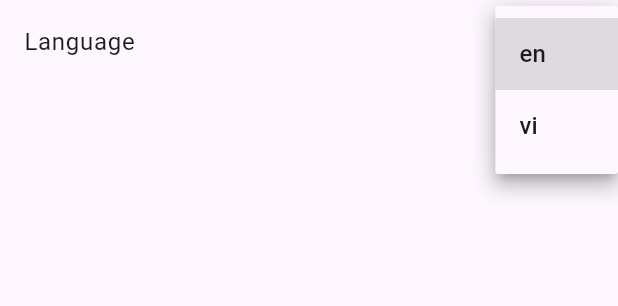
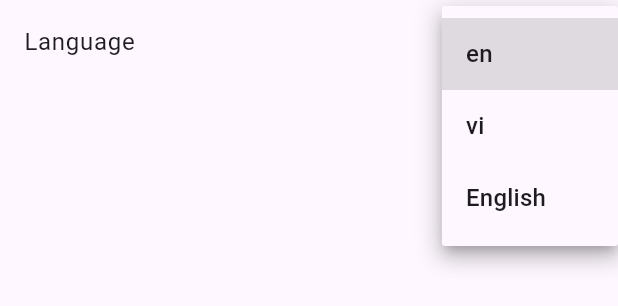
Before and after one commit to FitHanu/sound-recognition-ai, a Flutter app: the LanguageSelection widget shown alone on an empty page, opened directly, after a tap on "en", on a phone screen of 412 x 824 dp. Shown: the top 306 px of the screen. Run offline on Flutter 3.47's test engine with Material 3 defaults, Android fonts, the phone set to English and light mode, and no system bars; our stand-ins replace shared_preferences; accounts and stored records are empty.

Commit message:
fix render bug

```diff
--- a/flutter/lib/src/features/settings/presentation/language_selection.dart
+++ b/flutter/lib/src/features/settings/presentation/language_selection.dart
@@ -12,7 +12,7 @@ class LanguageSelection extends StatefulWidget {
 }
 
 class _LanguageSelectionState extends State<LanguageSelection> {
-  final List<String> _languages = ['en', 'vi'];
+  final List<String> _languages = ['en', 'vi', 'English'];
 
   @override
   Widget build(BuildContext context) {
--- a/flutter/lib/src/features/settings/presentation/operation_mode.dart
+++ b/flutter/lib/src/features/settings/presentation/operation_mode.dart
@@ -12,7 +12,7 @@ class OperationMode extends StatefulWidget {
 }
 
 class _OperationModeState extends State<OperationMode> {
-  final List<String> _modes = ['scheduled','continuously'];
+  final List<String> _modes = ['scheduled', 'continuously', 'Normal'];
 
   @override
   Widget build(BuildContext context) {
--- a/flutter/lib/src/features/settings/presentation/recognised_sound_selection.dart
+++ b/flutter/lib/src/features/settings/presentation/recognised_sound_selection.dart
@@ -49,7 +49,7 @@ class _RecognisedSoundSelectionState extends State<RecognisedSoundSelection> {
           itemBuilder: (context, index) {
             final key = (settings.recognisedSound.keys.elementAt(index));
             return CheckboxListTile(
-              title: Text(localizedMap[key]!),
+              title: Text(localizedMap[key] ?? key),
               //English value should be kept instead of Vietnamese
               value: settings.recognisedSound[key],
               onChanged: (bool? value) {
```
